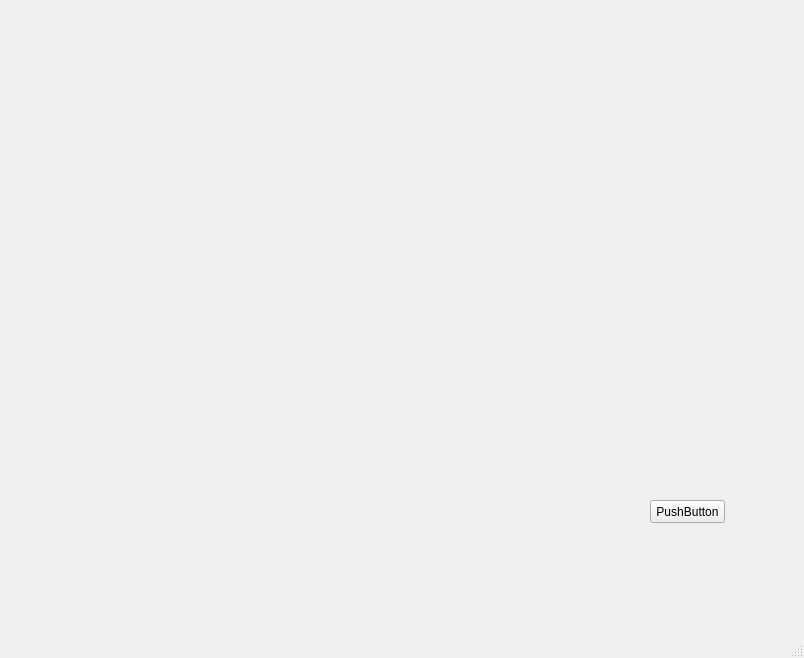
Above: mainwindow.ui from Kur0x/GraphVisualization before the change. Below: the same form after it.
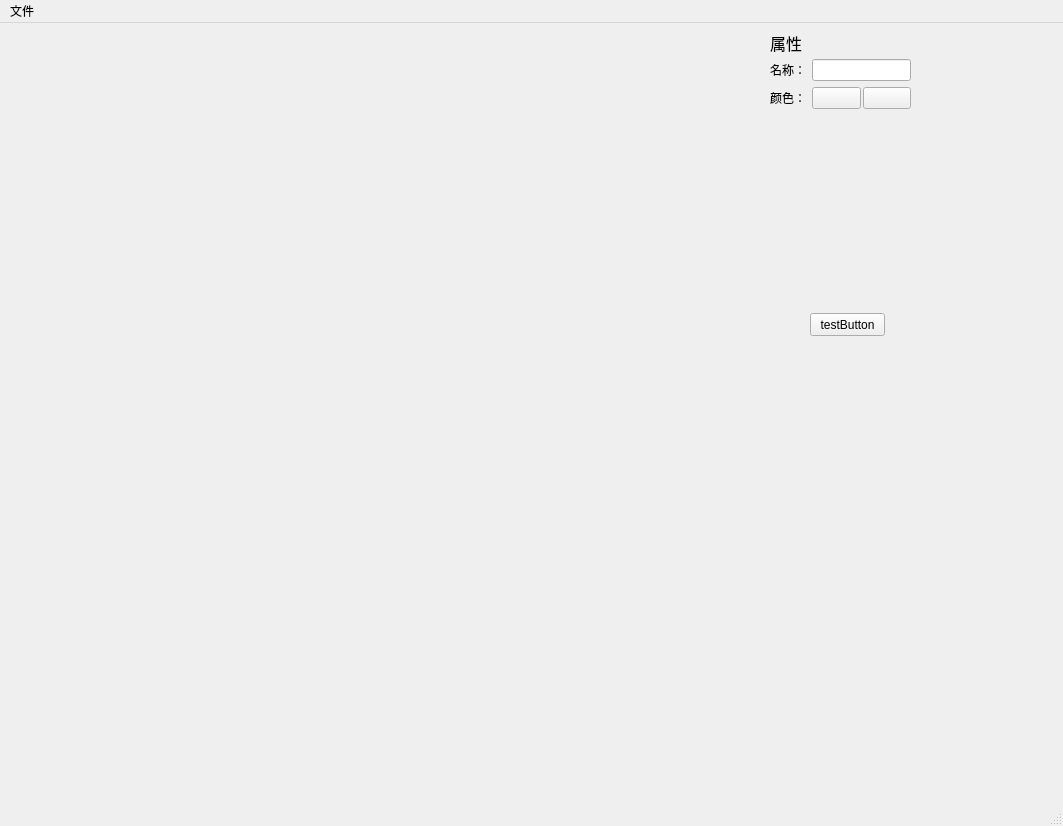
That is the form after the change.

Commit message: add eraser. add save/load. add second color.

```diff
--- a/mainwindow.ui
+++ b/mainwindow.ui
@@ -6,25 +6,28 @@
    <rect>
     <x>0</x>
     <y>0</y>
-    <width>804</width>
-    <height>658</height>
+    <width>1063</width>
+    <height>826</height>
    </rect>
   </property>
   <property name="windowTitle">
    <string>MainWindow</string>
   </property>
+  <property name="autoFillBackground">
+   <bool>false</bool>
+  </property>
   <widget class="QWidget" name="centralwidget">
    <widget class="QPushButton" name="pushButton">
     <property name="geometry">
      <rect>
-      <x>650</x>
-      <y>500</y>
+      <x>810</x>
+      <y>290</y>
       <width>75</width>
       <height>23</height>
      </rect>
     </property>
     <property name="text">
-     <string>PushButton</string>
+     <string>testButton</string>
     </property>
     <property name="checkable">
      <bool>true</bool>
@@ -46,6 +49,94 @@
      <property name="leftMargin">
       <number>0</number>
      </property>
+     <property name="spacing">
+      <number>0</number>
+     </property>
+    </layout>
+   </widget>
+   <widget class="QWidget" name="layoutWidget">
+    <property name="geometry">
+     <rect>
+      <x>770</x>
+      <y>10</y>
+      <width>141</width>
+      <height>251</height>
+     </rect>
+    </property>
+    <layout class="QVBoxLayout" name="attrLayout">
+     <item>
+      <widget class="QLabel" name="label">
+       <property name="maximumSize">
+        <size>
+         <width>16777215</width>
+         <height>20</height>
+        </size>
+       </property>
+       <property name="font">
+        <font>
+         <family>微软雅黑</family>
+         <pointsize>12</pointsize>
+        </font>
+       </property>
+       <property name="text">
+        <string>属性</string>
+       </property>
+      </widget>
+     </item>
+     <item>
+      <layout class="QFormLayout" name="attrForm">
+       <item row="1" column="0">
+        <widget class="QLabel" name="label_2">
+         <property name="text">
+          <string>名称：</string>
+         </property>
+        </widget>
+       </item>
+       <item row="1" column="1">
+        <widget class="QLineEdit" name="name"/>
+       </item>
+       <item row="2" column="0">
+        <widget class="QLabel" name="label_3">
+         <property name="text">
+          <string>颜色：</string>
+         </property>
+        </widget>
+       </item>
+       <item row="2" column="1">
+        <layout class="QHBoxLayout" name="horizontalLayout">
+         <property name="spacing">
+          <number>2</number>
+         </property>
+         <item>
+          <widget class="QPushButton" name="setColorButton">
+           <property name="autoFillBackground">
+            <bool>true</bool>
+           </property>
+           <property name="text">
+            <string/>
+           </property>
+           <property name="flat">
+            <bool>false</bool>
+           </property>
+          </widget>
+         </item>
+         <item>
+          <widget class="QPushButton" name="setColorButton_2">
+           <property name="autoFillBackground">
+            <bool>true</bool>
+           </property>
+           <property name="text">
+            <string/>
+           </property>
+           <property name="flat">
+            <bool>false</bool>
+           </property>
+          </widget>
+         </item>
+        </layout>
+       </item>
+      </layout>
+     </item>
     </layout>
    </widget>
   </widget>
@@ -54,10 +145,18 @@
     <rect>
      <x>0</x>
      <y>0</y>
-     <width>804</width>
+     <width>1063</width>
      <height>21</height>
     </rect>
    </property>
+   <widget class="QMenu" name="menu">
+    <property name="title">
+     <string>文件</string>
+    </property>
+    <addaction name="open"/>
+    <addaction name="save"/>
+   </widget>
+   <addaction name="menu"/>
   </widget>
   <widget class="QStatusBar" name="statusbar"/>
  </widget>
```
Left out of the diff: 22 changed lines with no effect on the pictures. The commit also changes 9 other files.
